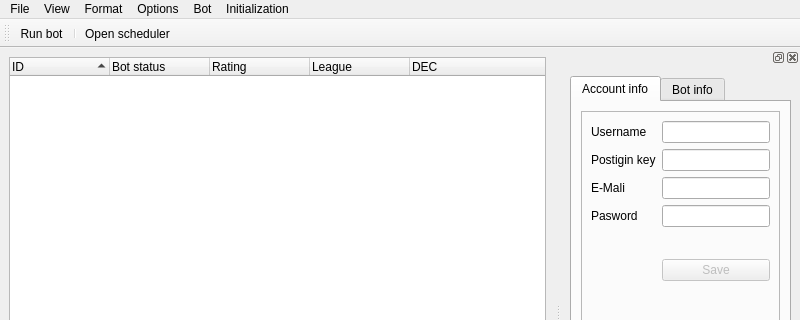
The window that sources/window.ui (yolona-oss/slface) describes before a commit, drawn with Qt 5; both pictures show x 0 to 800 and y 0 to 320 of the 800 by 600 pixel window.
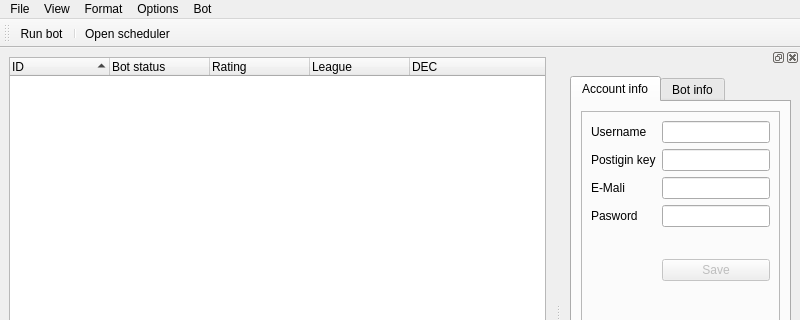
The same window after the commit. Icons and pictures are not drawn.

Patch:
```diff
--- a/sources/window.ui
+++ b/sources/window.ui
@@ -143,16 +143,6 @@
     <addaction name="actionRun_selected"/>
     <addaction name="menuRun_all"/>
    </widget>
-   <widget class="QMenu" name="menuInitialization">
-    <property name="cursor">
-     <cursorShape>PointingHandCursor</cursorShape>
-    </property>
-    <property name="title">
-     <string>Initialization</string>
-    </property>
-    <addaction name="actionRead_data_from_file"/>
-    <addaction name="actionUse_exist_accounts_data_base"/>
-   </widget>
    <widget class="QMenu" name="menuFormat">
     <property name="title">
      <string>Format</string>
@@ -164,7 +154,6 @@
    <addaction name="menuFormat"/>
    <addaction name="menuOptions"/>
    <addaction name="menuBot"/>
-   <addaction name="menuInitialization"/>
   </widget>
   <widget class="QStatusBar" name="statusbar"/>
   <widget class="QToolBar" name="toolBar">
```
Left out of the diff: 12 changed lines with no effect on the pictures.
